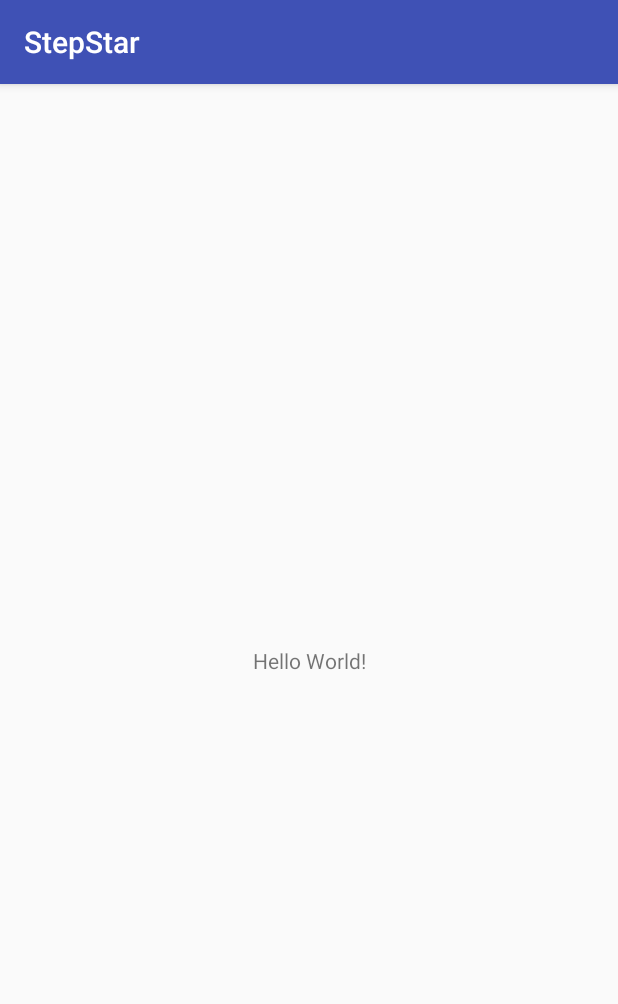
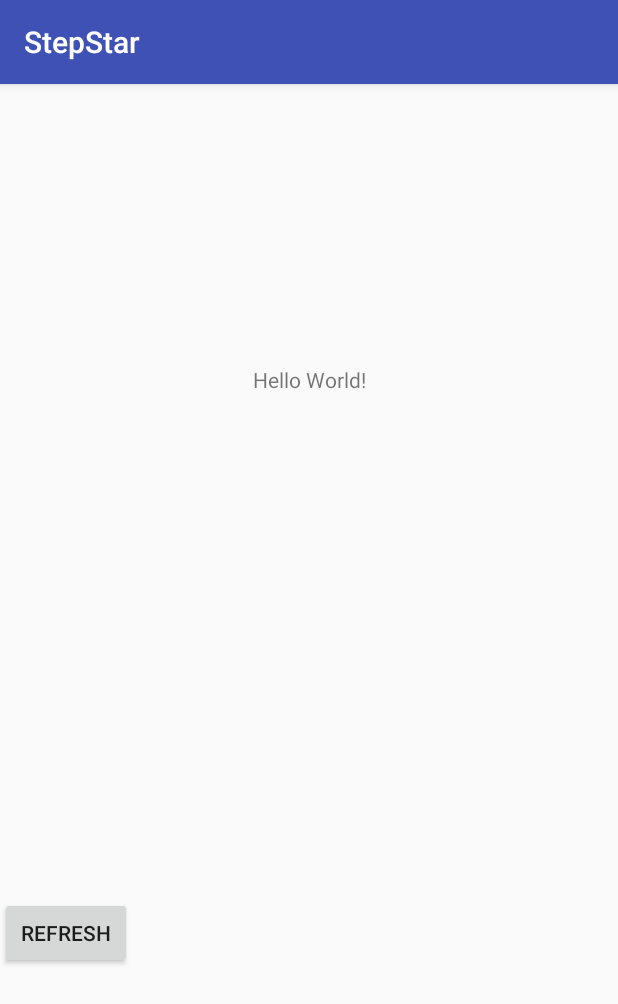
Before and after one commit to curioustechizen/fitository, an Android app: the screen it shows after launch (MainActivity), on a phone screen of 412 x 824 dp. Shown: the top 1004 px of the screen. Run offline under Robolectric (Android 15) with nearby library versions, the phone set to English and light mode, and no system bars; our stand-ins replace Timber; libraries missing offline, so code that uses them is left out: com.jakewharton.threetenabp; 2 statements that could not run were skipped.

```diff
--- a/app/build.gradle
+++ b/app/build.gradle
@@ -46,6 +46,9 @@ dependencies {
     implementation "com.google.android.gms:play-services-awareness:$playServicesVersion"
     implementation "com.google.android.gms:play-services-fitness:$playServicesVersion"
     implementation "ru.gildor.coroutines:kotlin-coroutines-retrofit:$retrofitCoroutinesVersion"
+    implementation "com.google.firebase:firebase-core:$playServicesVersion"
+    implementation "com.google.firebase:firebase-crash:$playServicesVersion"
+    implementation "com.jakewharton.timber:timber:$timberVersion"
 
     testImplementation 'junit:junit:4.12'
 
@@ -54,3 +57,5 @@ dependencies {
     })
     compile 'com.jakewharton.threetenabp:threetenabp:1.0.5'
 }
+
+apply plugin: 'com.google.gms.google-services'
--- a/app/src/main/AndroidManifest.xml
+++ b/app/src/main/AndroidManifest.xml
@@ -3,6 +3,8 @@
     package="in.kiranrao.fitository">
 
     <uses-permission android:name="android.permission.ACCESS_FINE_LOCATION" />
+    <uses-permission android:name="android.permission.WRITE_EXTERNAL_STORAGE"/>
+    <uses-permission android:name="com.google.android.gms.permission.ACTIVITY_RECOGNITION" />
 
     <application
         android:name=".FitositoryApp"
--- a/app/src/main/java/in/kiranrao/fitository/AwarenessApiController.kt
+++ b/app/src/main/java/in/kiranrao/fitository/AwarenessApiController.kt
@@ -4,18 +4,17 @@ import android.annotation.SuppressLint
 import android.app.PendingIntent
 import android.content.Context
 import android.content.Intent
-import android.util.Log
 import com.google.android.gms.awareness.Awareness
 import com.google.android.gms.awareness.fence.FenceUpdateRequest
 import com.google.android.gms.awareness.fence.TimeFence
 import com.google.android.gms.common.api.GoogleApiClient
+import timber.log.Timber
 import java.util.concurrent.TimeUnit
 
 /**
  * Created by kiran on 28/5/17.
  */
 val FENCE_KEY_SOLAR_FENCE = "in.kiranrao.fitository.FENCE_KEY_SOLAR_FENCE"
-private val TAG = "AwarenessApiController"
 
 class AwarenessApiController(val context: Context, val googleApiClient: GoogleApiClient) {
 
@@ -29,7 +28,7 @@ class AwarenessApiController(val context: Context, val googleApiClient: GoogleAp
                 .updateFences(googleApiClient, FenceUpdateRequest.Builder().addFence(
                         FENCE_KEY_SOLAR_FENCE, solarFence, pendingIntent).build())
                 .setResultCallback { status ->
-                    Log.i(TAG,
+                    Timber.i(
                             if (status.isSuccess) "Sunset fence registered successfully"
                             else "Sunset fence could not be registered: ${status}")
                 }
--- a/app/src/main/res/layout/activity_main.xml
+++ b/app/src/main/res/layout/activity_main.xml
@@ -10,9 +10,27 @@
         android:layout_width="wrap_content"
         android:layout_height="wrap_content"
         android:text="Hello World!"
+        android:id="@+id/textView_dailyTotal"
         app:layout_constraintBottom_toBottomOf="parent"
         app:layout_constraintLeft_toLeftOf="parent"
         app:layout_constraintRight_toRightOf="parent"
-        app:layout_constraintTop_toTopOf="parent" />
+        app:layout_constraintTop_toTopOf="parent"
+        app:layout_constraintVertical_bias="0.25" />
+
+    <Button
+        android:id="@+id/buttonRefresh"
+        android:layout_width="wrap_content"
+        android:layout_height="wrap_content"
+        android:onClick="refreshTodayTotals"
+        android:text="Refresh"
+        tools:layout_editor_absoluteX="147dp"
+        tools:layout_editor_absoluteY="269dp"
+        android:layout_marginTop="8dp"
+        app:layout_constraintVertical_bias="0.75"
+        app:layout_constraintTop_toTopOf="parent"
+        app:layout_constraintLeft_toLeftOf="parent"
+        app:layout_constraintRight_toRightOf="parent"
+        app:layout_constraintStart_toStartOf="parent"
+        app:layout_constraintBottom_toBottomOf="parent" />
 
 </android.support.constraint.ConstraintLayout>
--- a/build.gradle
+++ b/build.gradle
@@ -9,6 +9,7 @@ buildscript {
     dependencies {
         classpath 'com.android.tools.build:gradle:3.0.0-alpha3'
         classpath "org.jetbrains.kotlin:kotlin-gradle-plugin:$kotlin_version"
+        classpath 'com.google.gms:google-services:3.1.0'
 
         // NOTE: Do not place your application dependencies here; they belong
         // in the individual module build.gradle files
@@ -38,4 +39,5 @@ ext {
     constraintLayoutVersion = "1.0.2"
     retrofitCoroutinesVersion = "0.5.0"
     playServicesVersion = "10.2.6"
+    timberVersion = "4.5.1"
 }
```
Also changed, not shown: app/src/main/java/in/kiranrao/fitository/AwarenessReceiver.kt (+9 -4 lines), app/src/main/java/in/kiranrao/fitository/FitController.kt (+8 -9 lines), app/src/main/java/in/kiranrao/fitository/FitositoryApp.kt (+45 -1 lines), app/src/main/java/in/kiranrao/fitository/MainActivity.kt (+23 -11 lines), 1 other file.
